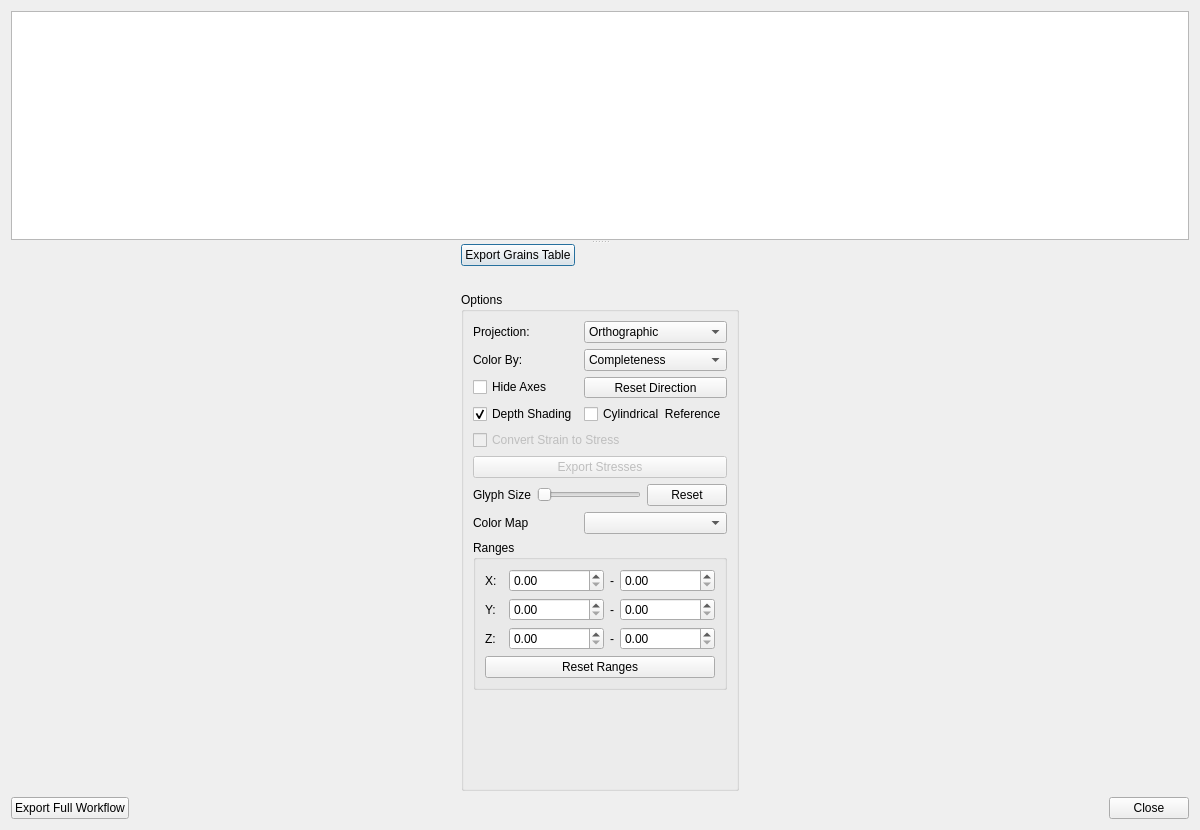
This is hexrd/ui/resources/ui/fit_grains_results_dialog.ui in HEXRD/hexrdgui as Qt 5 draws it before an edit. The edited form follows.
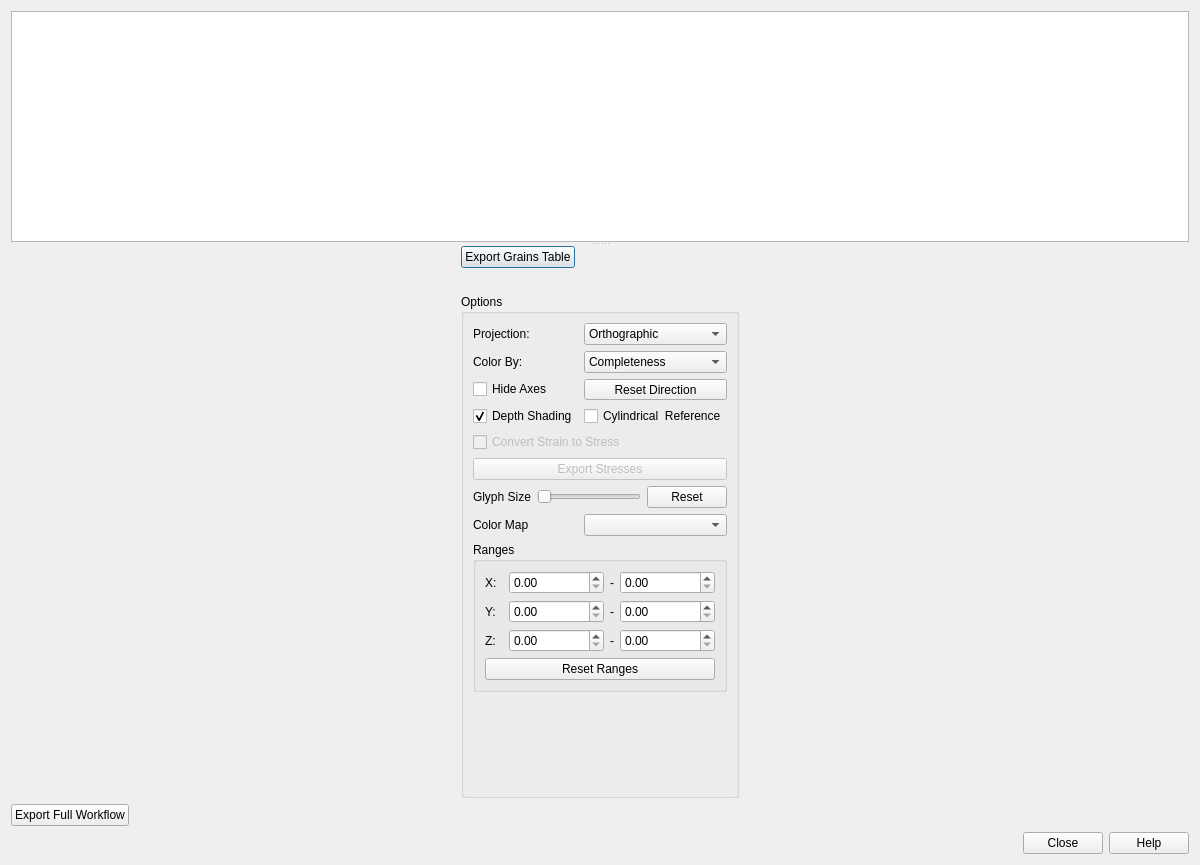
This is the edited form. Custom widgets are drawn as their Qt base class.

Commit message: Add help buttons for fit grains dialogs

What changed in the file:
```diff
--- a/hexrd/ui/resources/ui/fit_grains_results_dialog.ui
+++ b/hexrd/ui/resources/ui/fit_grains_results_dialog.ui
@@ -7,7 +7,7 @@
     <x>0</x>
     <y>0</y>
     <width>1200</width>
-    <height>830</height>
+    <height>865</height>
    </rect>
   </property>
   <property name="sizePolicy">
@@ -556,17 +556,30 @@
       </widget>
      </item>
      <item>
-      <widget class="QDialogButtonBox" name="button_box">
+      <spacer name="horizontalSpacer">
        <property name="orientation">
         <enum>Qt::Horizontal</enum>
        </property>
-       <property name="standardButtons">
-        <set>QDialogButtonBox::Close</set>
+       <property name="sizeHint" stdset="0">
+        <size>
+         <width>40</width>
+         <height>20</height>
+        </size>
        </property>
-      </widget>
+      </spacer>
      </item>
     </layout>
    </item>
+   <item>
+    <widget class="QDialogButtonBox" name="button_box">
+     <property name="orientation">
+      <enum>Qt::Horizontal</enum>
+     </property>
+     <property name="standardButtons">
+      <set>QDialogButtonBox::Close|QDialogButtonBox::Help</set>
+     </property>
+    </widget>
+   </item>
   </layout>
  </widget>
  <customwidgets>
```
The commit also changes 5 other files.
